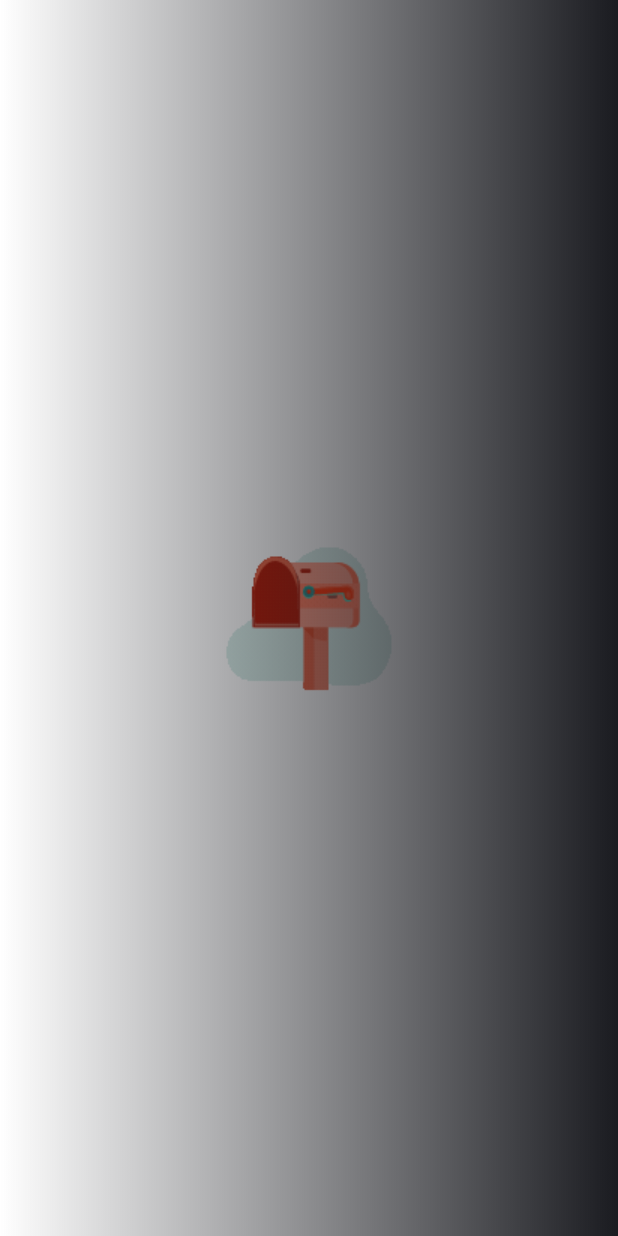
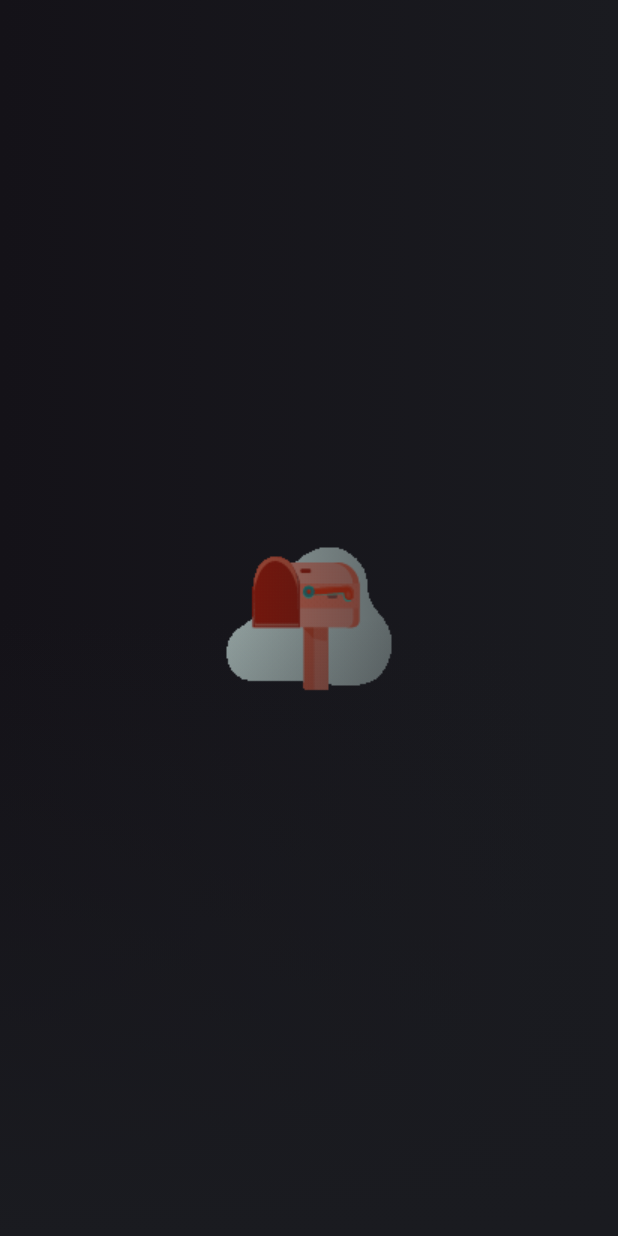
Before and after one commit to andyRamesy/tm, a Flutter app: the first screen one second after launch, on a phone screen of 412 x 824 dp. Run offline on Flutter 3.47's test engine with Material 3 defaults, Android fonts, the phone set to English and light mode, and no system bars; our stand-ins replace flutter_bloc.

Commit message:
finish splash

```diff
--- a/lib/main.dart
+++ b/lib/main.dart
@@ -1,6 +1,8 @@
 import 'package:flutter/material.dart';
 import 'package:flutter/services.dart';
+import 'package:flutter_bloc/flutter_bloc.dart';
 import 'package:tmdb_clean/core/configs/theme/app_theme.dart';
+import 'package:tmdb_clean/presentation/splash/bloc/splash_cubit.dart';
 import 'package:tmdb_clean/presentation/splash/pages/splash.dart';
 
 void main() {
@@ -15,10 +17,12 @@ class MainApp extends StatelessWidget {
     SystemChrome.setSystemUIOverlayStyle(const SystemUiOverlayStyle(
       statusBarColor: Colors.transparent,
     ));
-    return MaterialApp(
-      debugShowCheckedModeBanner: false,
-      home: const SplashPage(),
-      theme: AppTheme.appTheme,
-    );
+    return BlocProvider(
+        create: (context) => SplashCubit()..appStarted(),
+        child: MaterialApp(
+          debugShowCheckedModeBanner: false,
+          home: const SplashPage(),
+          theme: AppTheme.appTheme,
+        ));
   }
 }
--- /dev/null
+++ b/lib/presentation/splash/bloc/splash_cubit.dart
@@ -0,0 +1,13 @@
+import 'package:flutter_bloc/flutter_bloc.dart';
+import 'package:tmdb_clean/presentation/splash/bloc/splash_state.dart';
+
+class SplashCubit extends Cubit<SplashState> {
+  SplashCubit() : super(DisplaySplash());
+
+  void appStarted() async {
+    await Future.delayed(const Duration(seconds: 2));
+    emit(
+      UnAuthenticated(),
+    );
+  }
+}
--- /dev/null
+++ b/lib/presentation/splash/bloc/splash_state.dart
@@ -0,0 +1,13 @@
+abstract class SplashState{
+
+}
+
+class DisplaySplash extends SplashState{
+
+}
+
+class Authenticated extends SplashState{
+
+}
+
+class UnAuthenticated extends SplashState{}
--- a/lib/presentation/splash/pages/splash.dart
+++ b/lib/presentation/splash/pages/splash.dart
@@ -1,12 +1,27 @@
 import 'package:flutter/material.dart';
+import 'package:flutter_bloc/flutter_bloc.dart';
+import 'package:tmdb_clean/common/helper/navigation/app_navigation.dart';
 import 'package:tmdb_clean/core/configs/assets/app_images.dart';
+import 'package:tmdb_clean/presentation/auth/pages/signin.dart';
+import 'package:tmdb_clean/presentation/home/pages/home.dart';
+import 'package:tmdb_clean/presentation/splash/bloc/splash_cubit.dart';
+import 'package:tmdb_clean/presentation/splash/bloc/splash_state.dart';
 
 class SplashPage extends StatelessWidget {
   const SplashPage({super.key});
 
   @override
   Widget build(BuildContext context) {
-    return Container(
+    return Scaffold(
+      body: BlocListener<SplashCubit, SplashState>(
+        listener: (context, state) {
+          if (state is UnAuthenticated) {
+            AppNavigation.pushReplacement(context, SigninPage());
+          }
+          if (state is Authenticated) {
+            AppNavigation.pushReplacement(context, const HomePage());
+          }
+        },
         child: Stack(
           children: [
             Container(
@@ -20,8 +35,20 @@ class SplashPage extends StatelessWidget {
                 const Color(0xff1A1B20).withOpacity(0),
                 const Color(0xff1A1B20)
               ])),
+            ),
+            Container(
+              decoration: BoxDecoration(
+                gradient: LinearGradient(
+                    begin: Alignment.center,
+                    end: Alignment.bottomCenter,
+                    colors: [
+                      const Color(0xff1A1B20).withOpacity(0),
+                      const Color(0xff1A1B20),
+                    ]),
+              ),
             )
           ],
+        ),
       ),
     );
   }
--- a/pubspec.yaml
+++ b/pubspec.yaml
@@ -9,6 +9,7 @@ environment:
 dependencies:
   flutter:
     sdk: flutter
+  flutter_bloc:
 
 dev_dependencies:
   flutter_test:
```
Also changed, not shown: lib/common/helper/navigation/app_navigation.dart (added, +28 -0 lines), lib/presentation/auth/pages/signin.dart (added, +10 -0 lines), lib/presentation/home/pages/home.dart (added, +10 -0 lines), assets/images/Animation - 1733990563171.gif (added), pubspec.lock. Lines whose indentation alone changed are shown as unchanged.
